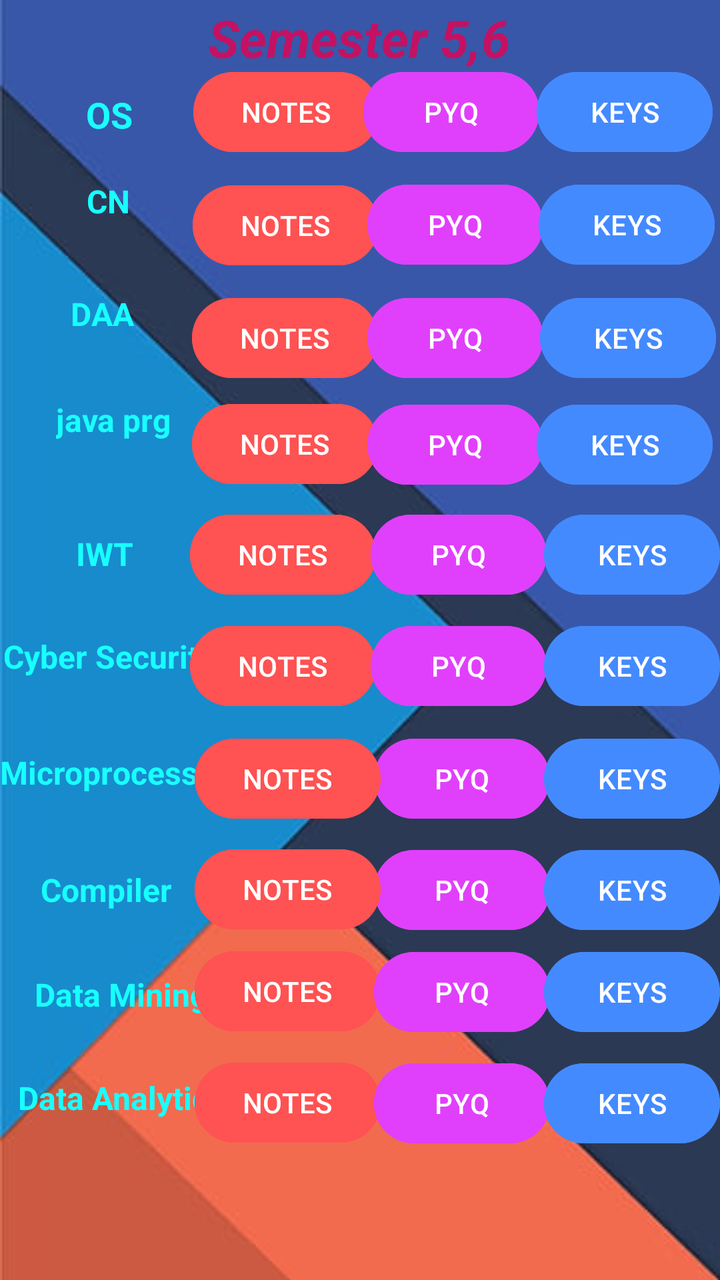
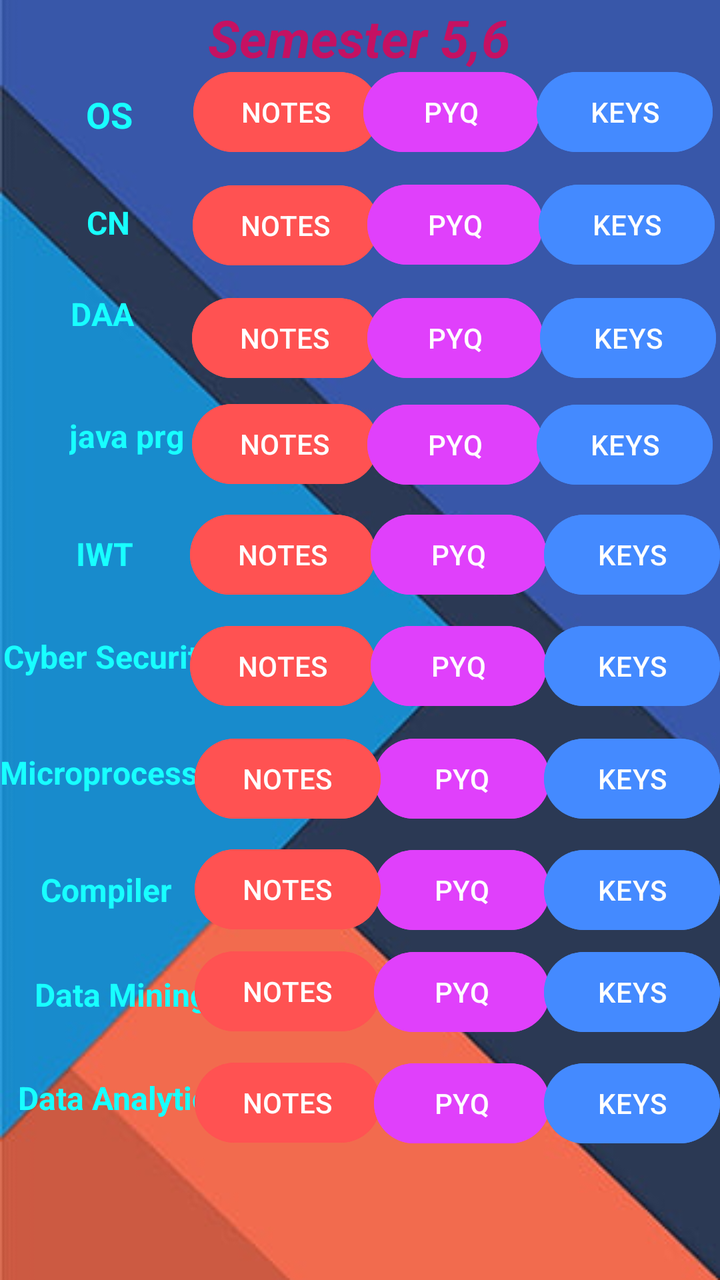

The first picture is an Android layout as it rendered before a commit; the second is the same layout after the commit. The layout source and the unified diff follow.
<!-- AndroidManifest.xml: application theme Theme.EasyStudyUTU -->
<!-- res/layout/activity_third_year.xml -->
<?xml version="1.0" encoding="utf-8"?>
<androidx.constraintlayout.widget.ConstraintLayout xmlns:android="http://schemas.android.com/apk/res/android"
    xmlns:app="http://schemas.android.com/apk/res-auto"
    xmlns:tools="http://schemas.android.com/tools"
    android:layout_width="match_parent"
    android:layout_height="match_parent"
    android:background="@drawable/background3"
    tools:context=".ThirdYear">

    <TextView
        android:id="@+id/textView21"
        android:layout_width="wrap_content"
        android:layout_height="wrap_content"
        android:text="Semester 5,6"
        android:textColor="#C51162"
        android:textSize="26dp"
        android:textStyle="bold|italic"
        app:layout_constraintBottom_toBottomOf="parent"
        app:layout_constraintEnd_toEndOf="parent"
        app:layout_constraintHorizontal_bias="0.498"
        app:layout_constraintStart_toStartOf="parent"
        app:layout_constraintTop_toTopOf="parent"
        app:layout_constraintVertical_bias="0.002" />

    <TextView
        android:id="@+id/textView22"
        android:layout_width="wrap_content"
        android:layout_height="wrap_content"
        android:text="OS"
        android:textColor="#18FFFF"
        android:textSize="18dp"
        android:textStyle="bold"
        app:layout_constraintBottom_toBottomOf="parent"
        app:layout_constraintEnd_toEndOf="parent"
        app:layout_constraintHorizontal_bias="0.128"
        app:layout_constraintStart_toStartOf="parent"
        app:layout_constraintTop_toTopOf="parent"
        app:layout_constraintVertical_bias="0.073" />

    <Button
        android:id="@+id/button50"
        android:layout_width="wrap_content"
        android:layout_height="wrap_content"
        android:backgroundTint="#FF5252"
        android:text="NOTES"
        app:layout_constraintBottom_toBottomOf="parent"
        app:layout_constraintEnd_toEndOf="parent"
        app:layout_constraintHorizontal_bias="0.362"
        app:layout_constraintStart_toStartOf="parent"
        app:layout_constraintTop_toTopOf="parent"
        app:layout_constraintVertical_bias="0.054" />

    <Button
        android:id="@+id/button51"
        android:layout_width="wrap_content"
        android:layout_height="wrap_content"
        android:backgroundTint="#E040FB"
        android:text="PYQ"
        app:layout_constraintBottom_toBottomOf="parent"
        app:layout_constraintEnd_toEndOf="parent"
        app:layout_constraintHorizontal_bias="0.668"
        app:layout_constraintStart_toStartOf="parent"
        app:layout_constraintTop_toTopOf="parent"
        app:layout_constraintVertical_bias="0.054" />

    <Button
        android:id="@+id/button57"
        android:layout_width="wrap_content"
        android:layout_height="wrap_content"
        android:backgroundTint="#448AFF"
        android:text="KEYS"
        app:layout_constraintBottom_toBottomOf="parent"
        app:layout_constraintEnd_toEndOf="parent"
        app:layout_constraintHorizontal_bias="0.987"
        app:layout_constraintStart_toStartOf="parent"
        app:layout_constraintTop_toTopOf="parent"
        app:layout_constraintVertical_bias="0.054" />

    <TextView
        android:id="@+id/textView23"
        android:layout_width="wrap_content"
        android:layout_height="wrap_content"
        android:text="CN"
        android:textColor="#18FFFF"
        android:textSize="16dp"
        android:textStyle="bold"
        app:layout_constraintBottom_toBottomOf="parent"
        app:layout_constraintEnd_toEndOf="parent"
        app:layout_constraintHorizontal_bias="0.128"
        app:layout_constraintStart_toStartOf="parent"
        app:layout_constraintTop_toTopOf="parent"
        app:layout_constraintVertical_bias="0.145" />

    <Button
        android:id="@+id/button58"
        android:layout_width="wrap_content"
        android:layout_height="wrap_content"
        android:backgroundTint="#FF5252"
        android:text="NOTES"
        app:layout_constraintBottom_toBottomOf="parent"
        app:layout_constraintEnd_toEndOf="parent"
        app:layout_constraintHorizontal_bias="0.361"
        app:layout_constraintStart_toStartOf="parent"
        app:layout_constraintTop_toTopOf="parent"
        app:layout_constraintVertical_bias="0.15" />

    <Button
        android:id="@+id/button77"
        android:layout_width="wrap_content"
        android:layout_height="wrap_content"
        android:backgroundTint="#E040FB"
        android:text="PYQ"
        app:layout_constraintBottom_toBottomOf="parent"
        app:layout_constraintEnd_toEndOf="parent"
        app:layout_constraintHorizontal_bias="0.675"
        app:layout_constraintStart_toStartOf="parent"
        app:layout_constraintTop_toTopOf="parent"
        app:layout_constraintVertical_bias="0.149" />

    <Button
        android:id="@+id/button78"
        android:layout_width="wrap_content"
        android:layout_height="wrap_content"
        android:backgroundTint="#448AFF"
        android:text="KEYS"
        app:layout_constraintBottom_toBottomOf="parent"
        app:layout_constraintEnd_toEndOf="parent"
        app:layout_constraintHorizontal_bias="0.99"
        app:layout_constraintStart_toStartOf="parent"
        app:layout_constraintTop_toTopOf="parent"
        app:layout_constraintVertical_bias="0.149" />

    <TextView
        android:id="@+id/textView31"
        android:layout_width="wrap_content"
        android:layout_height="wrap_content"
        android:text="DAA"
        android:textColor="#18FFFF"
        android:textSize="16dp"
        android:textStyle="bold"
        app:layout_constraintBottom_toBottomOf="parent"
        app:layout_constraintEnd_toEndOf="parent"
        app:layout_constraintHorizontal_bias="0.108"
        app:layout_constraintStart_toStartOf="parent"
        app:layout_constraintTop_toTopOf="parent"
        app:layout_constraintVertical_bias="0.236" />

    <Button
        android:id="@+id/button79"
        android:layout_width="wrap_content"
        android:layout_height="wrap_content"
        android:backgroundTint="#FF5252"
        android:text="NOTES"
        app:layout_constraintBottom_toBottomOf="parent"
        app:layout_constraintEnd_toEndOf="parent"
        app:layout_constraintHorizontal_bias="0.359"
        app:layout_constraintStart_toStartOf="parent"
        app:layout_constraintTop_toTopOf="parent"
        app:layout_constraintVertical_bias="0.245" />

    <Button
        android:id="@+id/button80"
        android:layout_width="wrap_content"
        android:layout_height="wrap_content"
        android:backgroundTint="#E040FB"
        android:text="PYQ"
        app:layout_constraintBottom_toBottomOf="parent"
        app:layout_constraintEnd_toEndOf="parent"
        app:layout_constraintHorizontal_bias="0.675"
        app:layout_constraintStart_toStartOf="parent"
        app:layout_constraintTop_toTopOf="parent"
        app:layout_constraintVertical_bias="0.245" />

    <Button
        android:id="@+id/button81"
        android:layout_width="wrap_content"
        android:layout_height="wrap_content"
        android:backgroundTint="#448AFF"
        android:text="KEYS"
        app:layout_constraintBottom_toBottomOf="parent"
        app:layout_constraintEnd_toEndOf="parent"
        app:layout_constraintHorizontal_bias="0.993"
        app:layout_constraintStart_toStartOf="parent"
        app:layout_constraintTop_toTopOf="@+id/textView21"
        app:layout_constraintVertical_bias="0.243" />

    <TextView
        android:id="@+id/textView32"
        android:layout_width="wrap_content"
        android:layout_height="wrap_content"
        android:text="java prg"
        android:textColor="#18FFFF"
        android:textSize="16dp"
        android:textStyle="bold"
        app:layout_constraintBottom_toBottomOf="parent"
        app:layout_constraintEnd_toEndOf="parent"
        app:layout_constraintHorizontal_bias="0.092"
        app:layout_constraintStart_toStartOf="parent"
        app:layout_constraintTop_toTopOf="parent"
        app:layout_constraintVertical_bias="0.322" />

    <Button
        android:id="@+id/button82"
        android:layout_width="wrap_content"
        android:layout_height="wrap_content"
        android:backgroundTint="#FF5252"
        android:text="NOTES"
        app:layout_constraintBottom_toBottomOf="parent"
        app:layout_constraintEnd_toEndOf="parent"
        app:layout_constraintHorizontal_bias="0.359"
        app:layout_constraintStart_toStartOf="parent"
        app:layout_constraintTop_toTopOf="@+id/textView21"
        app:layout_constraintVertical_bias="0.333" />

    <Button
        android:id="@+id/button83"
        android:layout_width="wrap_content"
        android:layout_height="wrap_content"
        android:backgroundTint="#E040FB"
        android:text="PYQ"
        app:layout_constraintBottom_toBottomOf="parent"
        app:layout_constraintEnd_toEndOf="parent"
        app:layout_constraintHorizontal_bias="0.675"
        app:layout_constraintStart_toStartOf="parent"
        app:layout_constraintTop_toTopOf="parent"
        app:layout_constraintVertical_bias="0.335" />

    <Button
        android:id="@+id/button84"
        android:layout_width="wrap_content"
        android:layout_height="wrap_content"
        android:backgroundTint="#448AFF"
        android:text="KEYS"
        app:layout_constraintBottom_toBottomOf="parent"
        app:layout_constraintEnd_toEndOf="parent"
        app:layout_constraintHorizontal_bias="0.987"
        app:layout_constraintStart_toStartOf="parent"
        app:layout_constraintTop_toTopOf="parent"
        app:layout_constraintVertical_bias="0.335" />

    <TextView
        android:id="@+id/textView33"
        android:layout_width="wrap_content"
        android:layout_height="wrap_content"
        android:text="IWT"
        android:textColor="#18FFFF"
        android:textColorHighlight="#00BFA5"
        android:textSize="16dp"
        android:textStyle="bold"
        app:layout_constraintBottom_toBottomOf="parent"
        app:layout_constraintEnd_toEndOf="parent"
        app:layout_constraintHorizontal_bias="0.115"
        app:layout_constraintStart_toStartOf="parent"
        app:layout_constraintTop_toTopOf="parent"
        app:layout_constraintVertical_bias="0.43" />

    <Button
        android:id="@+id/button85"
        android:layout_width="wrap_content"
        android:layout_height="wrap_content"
        android:backgroundTint="#FF5252"
        android:text="NOTES"
        app:layout_constraintBottom_toBottomOf="parent"
        app:layout_constraintEnd_toEndOf="parent"
        app:layout_constraintHorizontal_bias="0.356"
        app:layout_constraintStart_toStartOf="parent"
        app:layout_constraintTop_toTopOf="parent"
        app:layout_constraintVertical_bias="0.428" />

    <Button
        android:id="@+id/button86"
        android:layout_width="wrap_content"
        android:layout_height="wrap_content"
        android:backgroundTint="#E040FB"
        android:text="PYQ"
        app:layout_constraintBottom_toBottomOf="parent"
        app:layout_constraintEnd_toEndOf="parent"
        app:layout_constraintHorizontal_bias="0.681"
        app:layout_constraintStart_toStartOf="parent"
        app:layout_constraintTop_toTopOf="parent"
        app:layout_constraintVertical_bias="0.428" />

    <Button
        android:id="@+id/button87"
        android:layout_width="wrap_content"
        android:layout_height="wrap_content"
        android:backgroundTint="#448AFF"
        android:text="KEYS"
        app:layout_constraintBottom_toBottomOf="parent"
        app:layout_constraintEnd_toEndOf="parent"
        app:layout_constraintHorizontal_bias="1.0"
        app:layout_constraintStart_toStartOf="parent"
        app:layout_constraintTop_toTopOf="parent"
        app:layout_constraintVertical_bias="0.428" />

    <TextView
        android:id="@+id/textView34"
        android:layout_width="wrap_content"
        android:layout_height="wrap_content"
        android:text="Cyber Security"
        android:textColor="#18FFFF"
        android:textSize="16dp"
        android:textStyle="bold"
        app:layout_constraintBottom_toBottomOf="parent"
        app:layout_constraintEnd_toEndOf="parent"
        app:layout_constraintHorizontal_bias="0.006"
        app:layout_constraintStart_toStartOf="parent"
        app:layout_constraintTop_toTopOf="parent"
        app:layout_constraintVertical_bias="0.513" />

    <Button
        android:id="@+id/button88"
        android:layout_width="wrap_content"
        android:layout_height="wrap_content"
        android:backgroundTint="#FF5252"
        android:text="NOTES"
        app:layout_constraintBottom_toBottomOf="parent"
        app:layout_constraintEnd_toEndOf="parent"
        app:layout_constraintHorizontal_bias="0.356"
        app:layout_constraintStart_toStartOf="parent"
        app:layout_constraintTop_toTopOf="parent"
        app:layout_constraintVertical_bias="0.522" />

    <Button
        android:id="@+id/button89"
        android:layout_width="wrap_content"
        android:layout_height="wrap_content"
        android:backgroundTint="#E040FB"
        android:text="PYQ"
        app:layout_constraintBottom_toBottomOf="parent"
        app:layout_constraintEnd_toEndOf="parent"
        app:layout_constraintHorizontal_bias="0.681"
        app:layout_constraintStart_toStartOf="parent"
        app:layout_constraintTop_toTopOf="parent"
        app:layout_constraintVertical_bias="0.522" />

    <Button
        android:id="@+id/button91"
        android:layout_width="wrap_content"
        android:layout_height="wrap_content"
        android:backgroundTint="#448AFF"
        android:text="KEYS"
        app:layout_constraintBottom_toBottomOf="parent"
        app:layout_constraintEnd_toEndOf="parent"
        app:layout_constraintHorizontal_bias="1.0"
        app:layout_constraintStart_toStartOf="parent"
        app:layout_constraintTop_toTopOf="parent"
        app:layout_constraintVertical_bias="0.522" />

    <TextView
        android:id="@+id/textView35"
        android:layout_width="wrap_content"
        android:layout_height="wrap_content"
        android:text="Microprocessor"
        android:textColor="#18FFFF"
        android:textSize="16dp"
        android:textStyle="bold"
        app:layout_constraintBottom_toBottomOf="parent"
        app:layout_constraintEnd_toEndOf="parent"
        app:layout_constraintHorizontal_bias="0.0"
        app:layout_constraintStart_toStartOf="parent"
        app:layout_constraintTop_toTopOf="parent"
        app:layout_constraintVertical_bias="0.607" />

    <Button
        android:id="@+id/button2"
        android:layout_width="wrap_content"
        android:layout_height="wrap_content"
        android:backgroundTint="#E040FB"
        android:text="PYQ"
        app:layout_constraintBottom_toBottomOf="parent"
        app:layout_constraintEnd_toEndOf="parent"
        app:layout_constraintHorizontal_bias="0.687"
        app:layout_constraintStart_toStartOf="parent"
        app:layout_constraintTop_toTopOf="parent"
        app:layout_constraintVertical_bias="0.617" />

    <Button
        android:id="@+id/button3"
        android:layout_width="wrap_content"
        android:layout_height="wrap_content"
        android:backgroundTint="#448AFF"
        android:text="KEYS"
        app:layout_constraintBottom_toBottomOf="parent"
        app:layout_constraintEnd_toEndOf="parent"
        app:layout_constraintHorizontal_bias="1.0"
        app:layout_constraintStart_toStartOf="parent"
        app:layout_constraintTop_toTopOf="parent"
        app:layout_constraintVertical_bias="0.617" />

    <TextView
        android:id="@+id/textView36"
        android:layout_width="wrap_content"
        android:layout_height="wrap_content"
        android:text="Compiler"
        android:textColor="#18FFFF"
        android:textSize="16dp"
        android:textStyle="bold"
        app:layout_constraintBottom_toBottomOf="parent"
        app:layout_constraintEnd_toEndOf="parent"
        app:layout_constraintHorizontal_bias="0.069"
        app:layout_constraintStart_toStartOf="parent"
        app:layout_constraintTop_toTopOf="parent"
        app:layout_constraintVertical_bias="0.702" />

    <Button
        android:id="@+id/button5"
        android:layout_width="wrap_content"
        android:layout_height="wrap_content"
        android:backgroundTint="#E040FB"
        android:text="PYQ"
        app:layout_constraintBottom_toBottomOf="parent"
        app:layout_constraintEnd_toEndOf="parent"
        app:layout_constraintHorizontal_bias="0.687"
        app:layout_constraintStart_toStartOf="parent"
        app:layout_constraintTop_toTopOf="parent"
        app:layout_constraintVertical_bias="0.711" />

    <Button
        android:id="@+id/button6"
        android:layout_width="wrap_content"
        android:layout_height="wrap_content"
        android:backgroundTint="#448AFF"
        android:text="KEYS"
        app:layout_constraintBottom_toBottomOf="parent"
        app:layout_constraintEnd_toEndOf="parent"
        app:layout_constraintHorizontal_bias="1.0"
        app:layout_constraintStart_toStartOf="parent"
        app:layout_constraintTop_toTopOf="parent"
        app:layout_constraintVertical_bias="0.711" />

    <TextView
        android:id="@+id/textView37"
        android:layout_width="wrap_content"
        android:layout_height="wrap_content"
        android:text="Data Mining"
        android:textColor="#18FFFF"
        android:textSize="16dp"
        android:textStyle="bold"
        app:layout_constraintBottom_toBottomOf="parent"
        app:layout_constraintEnd_toEndOf="parent"
        app:layout_constraintHorizontal_bias="0.064"
        app:layout_constraintStart_toStartOf="parent"
        app:layout_constraintTop_toTopOf="@+id/textView21"
        app:layout_constraintVertical_bias="0.786" />

    <Button
        android:id="@+id/button7"
        android:layout_width="wrap_content"
        android:layout_height="wrap_content"
        android:backgroundTint="#FF5252"
        android:text="NOTES"
        app:layout_constraintBottom_toBottomOf="parent"
        app:layout_constraintEnd_toEndOf="parent"
        app:layout_constraintHorizontal_bias="0.365"
        app:layout_constraintStart_toStartOf="parent"
        app:layout_constraintTop_toTopOf="parent"
        app:layout_constraintVertical_bias="0.797" />

    <Button
        android:id="@+id/button8"
        android:layout_width="wrap_content"
        android:layout_height="wrap_content"
        android:backgroundTint="#E040FB"
        android:text="PYQ"
        app:layout_constraintBottom_toBottomOf="parent"
        app:layout_constraintEnd_toEndOf="parent"
        app:layout_constraintHorizontal_bias="0.687"
        app:layout_constraintStart_toStartOf="parent"
        app:layout_constraintTop_toTopOf="@+id/textView21"
        app:layout_constraintVertical_bias="0.797" />

    <Button
        android:id="@+id/button9"
        android:layout_width="wrap_content"
        android:layout_height="wrap_content"
        android:backgroundTint="#448AFF"
        android:text="KEYS"
        app:layout_constraintBottom_toBottomOf="parent"
        app:layout_constraintEnd_toEndOf="parent"
        app:layout_constraintHorizontal_bias="1.0"
        app:layout_constraintStart_toStartOf="parent"
        app:layout_constraintTop_toTopOf="@+id/textView21"
        app:layout_constraintVertical_bias="0.797" />

    <TextView
        android:id="@+id/textView38"
        android:layout_width="wrap_content"
        android:layout_height="wrap_content"
        android:text="Data Analytics"
        android:textColor="#18FFFF"
        android:textSize="16dp"
        android:textStyle="bold"
        app:layout_constraintBottom_toBottomOf="parent"
        app:layout_constraintEnd_toEndOf="parent"
        app:layout_constraintHorizontal_bias="0.035"
        app:layout_constraintStart_toStartOf="parent"
        app:layout_constraintTop_toTopOf="parent"
        app:layout_constraintVertical_bias="0.87" />

    <Button
        android:id="@+id/button10"
        android:layout_width="wrap_content"
        android:layout_height="wrap_content"
        android:backgroundTint="#FF5252"
        android:text="NOTES"
        app:layout_constraintBottom_toBottomOf="parent"
        app:layout_constraintEnd_toEndOf="parent"
        app:layout_constraintHorizontal_bias="0.365"
        app:layout_constraintStart_toStartOf="parent"
        app:layout_constraintTop_toTopOf="parent"
        app:layout_constraintVertical_bias="0.891" />

    <Button
        android:id="@+id/button11"
        android:layout_width="wrap_content"
        android:layout_height="wrap_content"
        android:backgroundTint="#E040FB"
        android:text="PYQ"
        app:layout_constraintBottom_toBottomOf="parent"
        app:layout_constraintEnd_toEndOf="parent"
        app:layout_constraintHorizontal_bias="0.687"
        app:layout_constraintStart_toStartOf="parent"
        app:layout_constraintTop_toTopOf="@+id/textView21"
        app:layout_constraintVertical_bias="0.891" />

    <Button
        android:id="@+id/button12"
        android:layout_width="wrap_content"
        android:layout_height="wrap_content"
        android:backgroundTint="#448AFF"
        android:text="KEYS"
        app:layout_constraintBottom_toBottomOf="parent"
        app:layout_constraintEnd_toEndOf="parent"
        app:layout_constraintHorizontal_bias="1.0"
        app:layout_constraintStart_toStartOf="parent"
        app:layout_constraintTop_toTopOf="@+id/textView21"
        app:layout_constraintVertical_bias="0.891" />

    <Button
        android:id="@+id/button13"
        android:layout_width="wrap_content"
        android:layout_height="wrap_content"
        android:backgroundTint="#FF5252"
        android:text="NOTES"
        app:layout_constraintBottom_toBottomOf="parent"
        app:layout_constraintEnd_toEndOf="parent"
        app:layout_constraintHorizontal_bias="0.365"
        app:layout_constraintStart_toStartOf="parent"
        app:layout_constraintTop_toTopOf="parent"
        app:layout_constraintVertical_bias="0.617" />

    <Button
        android:id="@+id/button14"
        android:layout_width="wrap_content"
        android:layout_height="wrap_content"
        android:backgroundTint="#FF5252"
        android:text="NOTES"
        app:layout_constraintBottom_toBottomOf="parent"
        app:layout_constraintEnd_toEndOf="parent"
        app:layout_constraintHorizontal_bias="0.365"
        app:layout_constraintStart_toStartOf="parent"
        app:layout_constraintTop_toTopOf="@+id/textView21"
        app:layout_constraintVertical_bias="0.71" />
</androidx.constraintlayout.widget.ConstraintLayout>
<!-- resources referenced by this layout -->
<resources>
  <!-- drawable background3: jpg bitmap (drawable, 11065 bytes) -->
  <style name="Theme.EasyStudyUTU" parent="Base.Theme.EasyStudyUTU" />
  <style name="Base.Theme.EasyStudyUTU" parent="Theme.Material3.DayNight.NoActionBar">
          
          
      </style>
</resources>

<!-- the commit's change to res/layout/activity_third_year.xml (unified diff, before → after) -->
@@ -38,7 +38,7 @@
         app:layout_constraintVertical_bias="0.073" />
 
     <Button
-        android:id="@+id/button50"
+        android:id="@+id/osnotes"
         android:layout_width="wrap_content"
         android:layout_height="wrap_content"
         android:backgroundTint="#FF5252"
@@ -51,7 +51,7 @@
         app:layout_constraintVertical_bias="0.054" />
 
     <Button
-        android:id="@+id/button51"
+        android:id="@+id/ospyq"
         android:layout_width="wrap_content"
         android:layout_height="wrap_content"
         android:backgroundTint="#E040FB"
@@ -89,10 +89,10 @@
         app:layout_constraintHorizontal_bias="0.128"
         app:layout_constraintStart_toStartOf="parent"
         app:layout_constraintTop_toTopOf="parent"
-        app:layout_constraintVertical_bias="0.145" />
-
-    <Button
-        android:id="@+id/button58"
+        app:layout_constraintVertical_bias="0.162" />
+
+    <Button
+        android:id="@+id/cnnotes"
         android:layout_width="wrap_content"
         android:layout_height="wrap_content"
         android:backgroundTint="#FF5252"
@@ -105,7 +105,7 @@
         app:layout_constraintVertical_bias="0.15" />
 
     <Button
-        android:id="@+id/button77"
+        android:id="@+id/cnpyq"
         android:layout_width="wrap_content"
         android:layout_height="wrap_content"
         android:backgroundTint="#E040FB"
@@ -131,7 +131,7 @@
         app:layout_constraintVertical_bias="0.149" />
 
     <TextView
-        android:id="@+id/textView31"
+        android:id="@+id/textView30"
         android:layout_width="wrap_content"
         android:layout_height="wrap_content"
         android:text="DAA"
@@ -146,7 +146,7 @@
         app:layout_constraintVertical_bias="0.236" />
 
     <Button
-        android:id="@+id/button79"
+        android:id="@+id/daanotes"
         android:layout_width="wrap_content"
         android:layout_height="wrap_content"
         android:backgroundTint="#FF5252"
@@ -159,7 +159,7 @@
         app:layout_constraintVertical_bias="0.245" />
 
     <Button
-        android:id="@+id/button80"
+        android:id="@+id/daapyq"
         android:layout_width="wrap_content"
         android:layout_height="wrap_content"
         android:backgroundTint="#E040FB"
@@ -194,13 +194,13 @@
         android:textStyle="bold"
         app:layout_constraintBottom_toBottomOf="parent"
         app:layout_constraintEnd_toEndOf="parent"
-        app:layout_constraintHorizontal_bias="0.092"
-        app:layout_constraintStart_toStartOf="parent"
-        app:layout_constraintTop_toTopOf="parent"
-        app:layout_constraintVertical_bias="0.322" />
-
-    <Button
-        android:id="@+id/button82"
+        app:layout_constraintHorizontal_bias="0.115"
+        app:layout_constraintStart_toStartOf="parent"
+        app:layout_constraintTop_toTopOf="parent"
+        app:layout_constraintVertical_bias="0.335" />
+
+    <Button
+        android:id="@+id/javanotes"
         android:layout_width="wrap_content"
         android:layout_height="wrap_content"
         android:backgroundTint="#FF5252"
@@ -213,7 +213,7 @@
         app:layout_constraintVertical_bias="0.333" />
 
     <Button
-        android:id="@+id/button83"
+        android:id="@+id/javapyq"
         android:layout_width="wrap_content"
         android:layout_height="wrap_content"
         android:backgroundTint="#E040FB"
@@ -255,7 +255,7 @@
         app:layout_constraintVertical_bias="0.43" />
 
     <Button
-        android:id="@+id/button85"
+        android:id="@+id/iwtnotes"
         android:layout_width="wrap_content"
         android:layout_height="wrap_content"
         android:backgroundTint="#FF5252"
@@ -268,7 +268,7 @@
         app:layout_constraintVertical_bias="0.428" />
 
     <Button
-        android:id="@+id/button86"
+        android:id="@+id/iwtpyq"
         android:layout_width="wrap_content"
         android:layout_height="wrap_content"
         android:backgroundTint="#E040FB"
@@ -309,7 +309,7 @@
         app:layout_constraintVertical_bias="0.513" />
 
     <Button
-        android:id="@+id/button88"
+        android:id="@+id/cybernotes"
         android:layout_width="wrap_content"
         android:layout_height="wrap_content"
         android:backgroundTint="#FF5252"
@@ -322,7 +322,7 @@
         app:layout_constraintVertical_bias="0.522" />
 
     <Button
-        android:id="@+id/button89"
+        android:id="@+id/cyberpyq"
         android:layout_width="wrap_content"
         android:layout_height="wrap_content"
         android:backgroundTint="#E040FB"
@@ -363,7 +363,7 @@
         app:layout_constraintVertical_bias="0.607" />
 
     <Button
-        android:id="@+id/button2"
+        android:id="@+id/micropyq"
         android:layout_width="wrap_content"
         android:layout_height="wrap_content"
         android:backgroundTint="#E040FB"
@@ -404,7 +404,7 @@
         app:layout_constraintVertical_bias="0.702" />
 
     <Button
-        android:id="@+id/button5"
+        android:id="@+id/compilerpyq"
         android:layout_width="wrap_content"
         android:layout_height="wrap_content"
         android:backgroundTint="#E040FB"
@@ -445,7 +445,7 @@
         app:layout_constraintVertical_bias="0.786" />
 
     <Button
-        android:id="@+id/button7"
+        android:id="@+id/dataminingnotes"
         android:layout_width="wrap_content"
         android:layout_height="wrap_content"
         android:backgroundTint="#FF5252"
@@ -458,7 +458,7 @@
         app:layout_constraintVertical_bias="0.797" />
 
     <Button
-        android:id="@+id/button8"
+        android:id="@+id/minigpyq"
         android:layout_width="wrap_content"
         android:layout_height="wrap_content"
         android:backgroundTint="#E040FB"
@@ -499,7 +499,7 @@
         app:layout_constraintVertical_bias="0.87" />
 
     <Button
-        android:id="@+id/button10"
+        android:id="@+id/analyticnotes"
         android:layout_width="wrap_content"
         android:layout_height="wrap_content"
         android:backgroundTint="#FF5252"
@@ -512,7 +512,7 @@
         app:layout_constraintVertical_bias="0.891" />
 
     <Button
-        android:id="@+id/button11"
+        android:id="@+id/analyticpyq"
         android:layout_width="wrap_content"
         android:layout_height="wrap_content"
         android:backgroundTint="#E040FB"
@@ -538,7 +538,7 @@
         app:layout_constraintVertical_bias="0.891" />
 
     <Button
-        android:id="@+id/button13"
+        android:id="@+id/micronotes"
         android:layout_width="wrap_content"
         android:layout_height="wrap_content"
         android:backgroundTint="#FF5252"
@@ -551,7 +551,7 @@
         app:layout_constraintVertical_bias="0.617" />
 
     <Button
-        android:id="@+id/button14"
+        android:id="@+id/compilernotes"
         android:layout_width="wrap_content"
         android:layout_height="wrap_content"
         android:backgroundTint="#FF5252"
